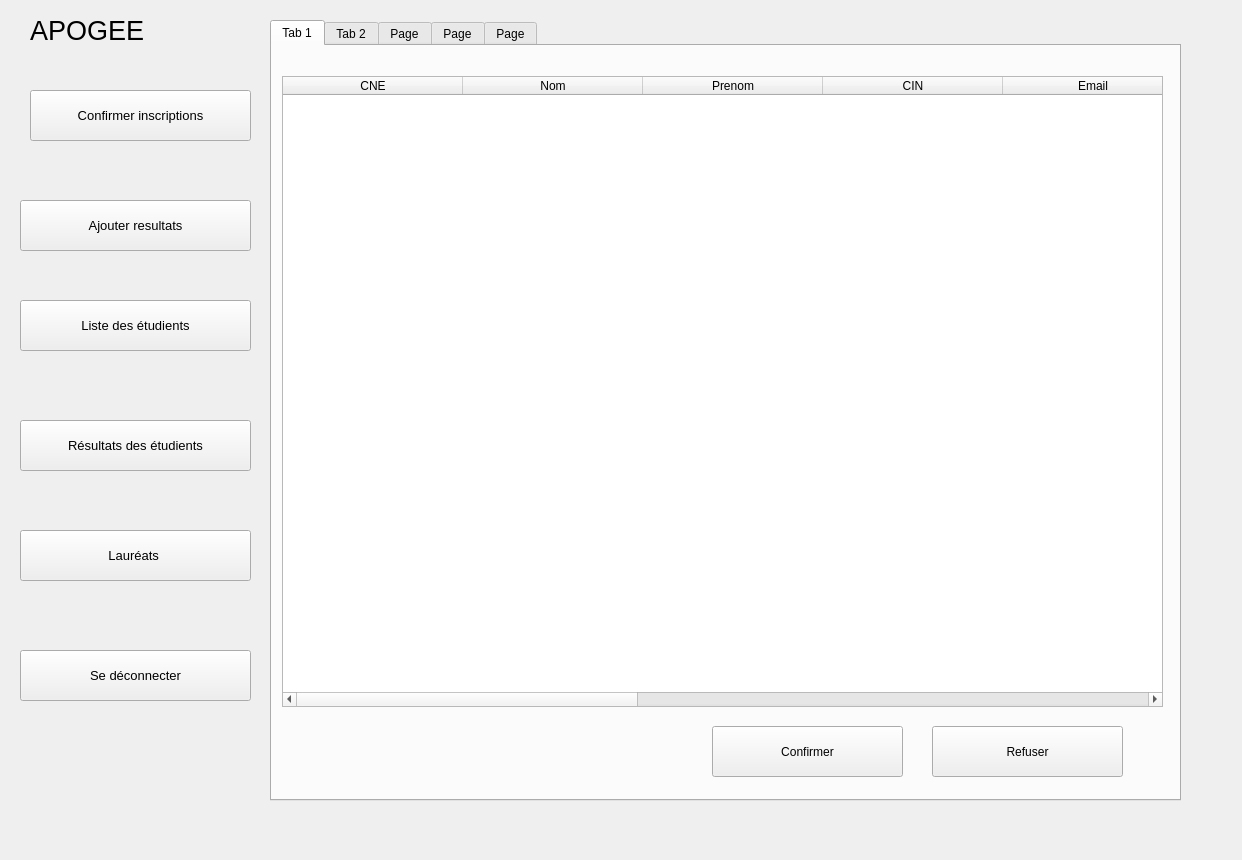
This is MainAdmin.ui in Ayoub101010/Apoge as Qt 5 draws it before an edit. The edited form follows.
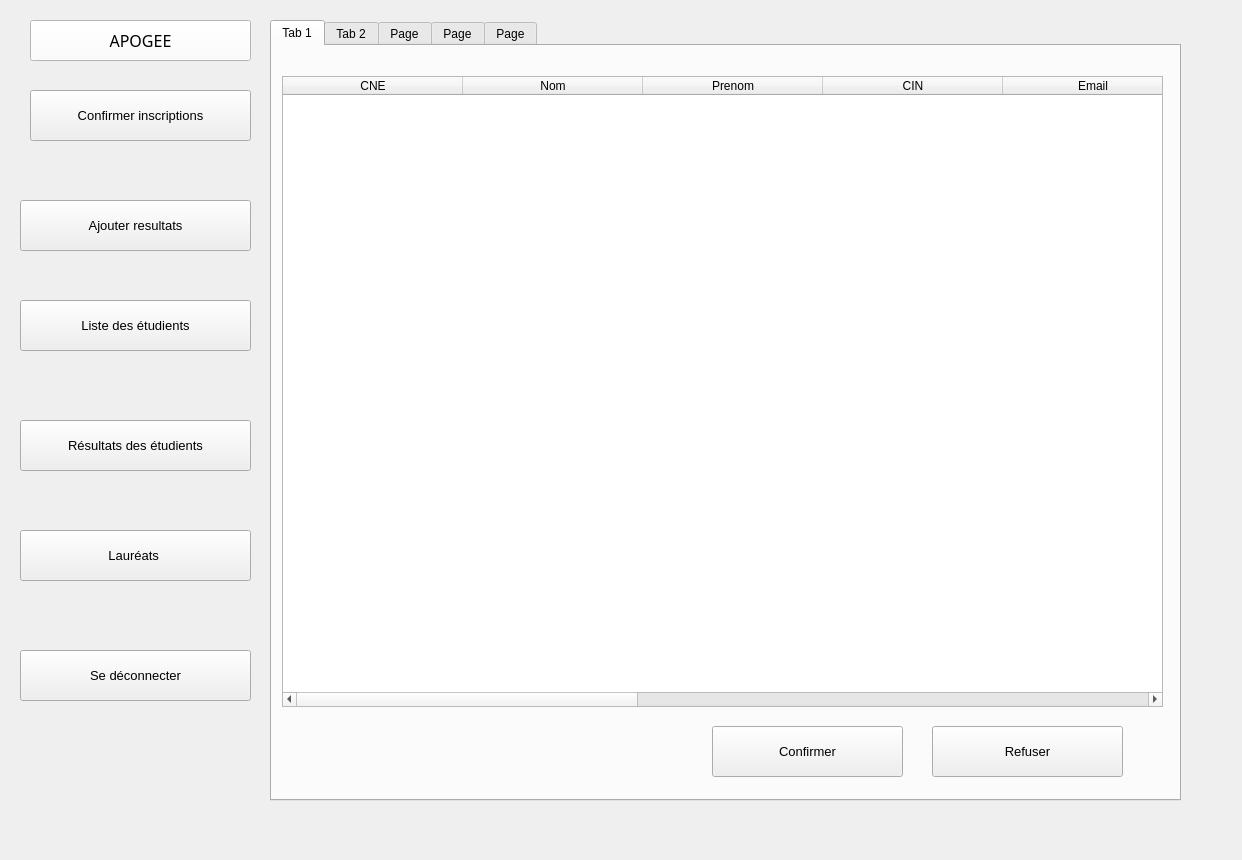
This is the edited form. The open tabs and pages were chosen to show the change. Icons and pictures are not drawn.

Diff of the .ui file:
```diff
--- a/MainAdmin.ui
+++ b/MainAdmin.ui
@@ -13,24 +13,6 @@
   <property name="windowTitle">
    <string>Form</string>
   </property>
-  <widget class="QLabel" name="label">
-   <property name="geometry">
-    <rect>
-     <x>30</x>
-     <y>10</y>
-     <width>161</width>
-     <height>41</height>
-    </rect>
-   </property>
-   <property name="font">
-    <font>
-     <pointsize>20</pointsize>
-    </font>
-   </property>
-   <property name="text">
-    <string>APOGEE</string>
-   </property>
-  </widget>
   <widget class="QPushButton" name="pushButton">
    <property name="geometry">
     <rect>
@@ -203,6 +185,11 @@
        <height>51</height>
       </rect>
      </property>
+     <property name="font">
+      <font>
+       <pointsize>10</pointsize>
+      </font>
+     </property>
      <property name="text">
       <string>Confirmer</string>
      </property>
@@ -216,6 +203,11 @@
        <height>51</height>
       </rect>
      </property>
+     <property name="font">
+      <font>
+       <pointsize>10</pointsize>
+      </font>
+     </property>
      <property name="text">
       <string>Refuser</string>
      </property>
@@ -1811,6 +1803,28 @@
     </size>
    </property>
   </widget>
+  <widget class="QPushButton" name="pushButton_18">
+   <property name="geometry">
+    <rect>
+     <x>30</x>
+     <y>20</y>
+     <width>221</width>
+     <height>41</height>
+    </rect>
+   </property>
+   <property name="font">
+    <font>
+     <family>Nirmala UI Semilight</family>
+     <pointsize>12</pointsize>
+    </font>
+   </property>
+   <property name="styleSheet">
+    <string notr="true">background-color: rgb(253, 253, 253);</string>
+   </property>
+   <property name="text">
+    <string>APOGEE</string>
+   </property>
+  </widget>
  </widget>
  <resources/>
  <connections/>
```
Left out of the diff: 17 changed lines with no effect on the pictures.
